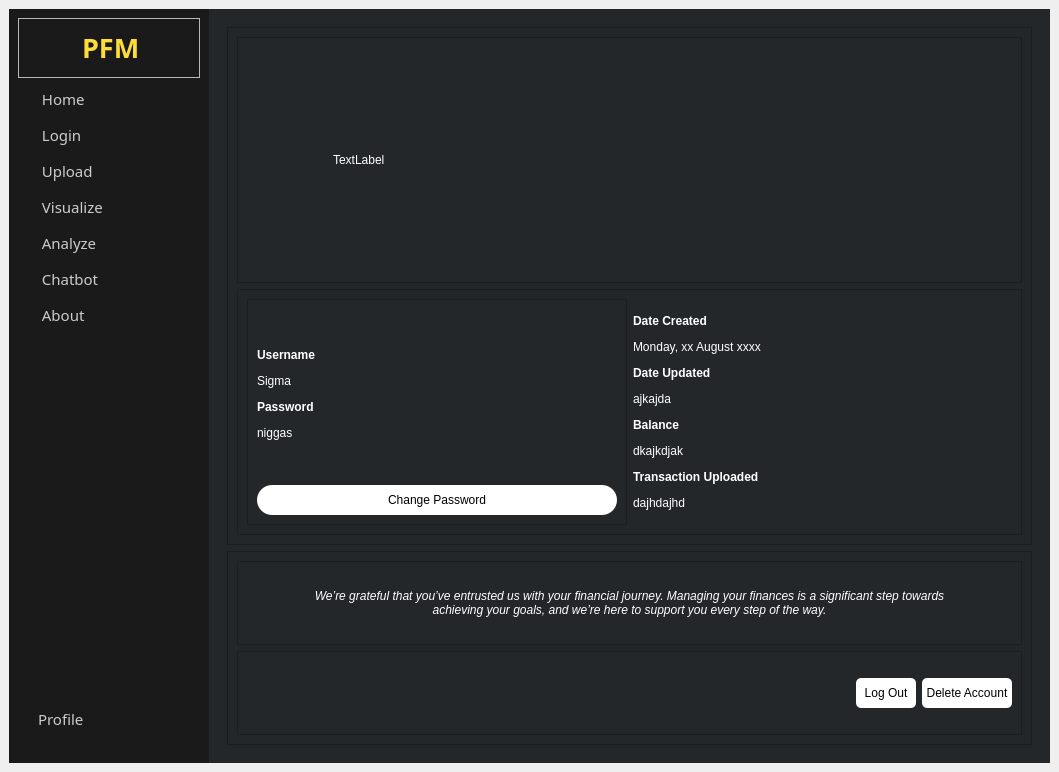
This is UI/Master.ui in AtlasCJr/pfm as Qt 5 draws it before an edit. The edited form follows.
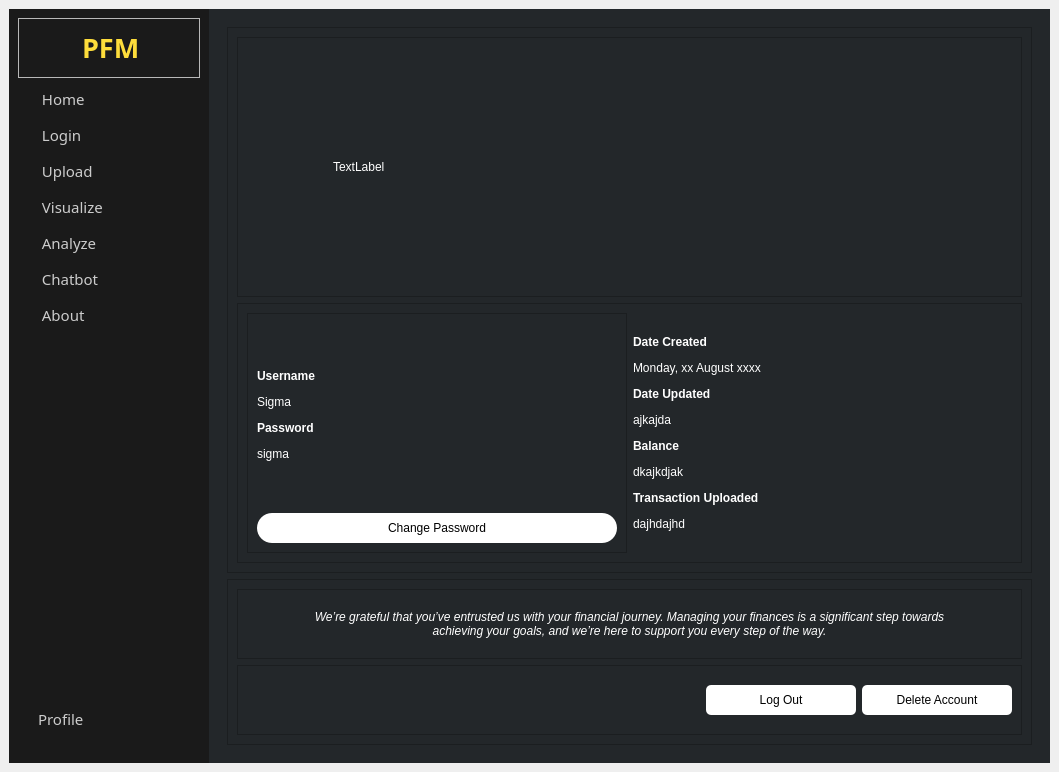
This is the edited form. The open tabs and pages were chosen to show the change. Icons and pictures are not drawn.

Diff of the .ui file:
```diff
--- a/UI/Master.ui
+++ b/UI/Master.ui
@@ -2572,7 +2572,7 @@
                     <item>
                      <widget class="QLabel" name="PF_usernamePassword">
                       <property name="text">
-                       <string>&lt;html&gt;&lt;head/&gt;&lt;body&gt;&lt;p&gt;&lt;span style=&quot; font-weight:600;&quot;&gt;Username&lt;/span&gt;&lt;/p&gt;&lt;p&gt;Sigma&lt;/p&gt;&lt;p&gt;&lt;span style=&quot; font-weight:600;&quot;&gt;Password&lt;/span&gt;&lt;/p&gt;&lt;p&gt;niggas&lt;/p&gt;&lt;/body&gt;&lt;/html&gt;</string>
+                       <string>&lt;html&gt;&lt;head/&gt;&lt;body&gt;&lt;p&gt;&lt;span style=&quot; font-weight:600;&quot;&gt;Username&lt;/span&gt;&lt;/p&gt;&lt;p&gt;Sigma&lt;/p&gt;&lt;p&gt;&lt;span style=&quot; font-weight:600;&quot;&gt;Password&lt;/span&gt;&lt;/p&gt;&lt;p&gt;sigma&lt;/p&gt;&lt;/body&gt;&lt;/html&gt;</string>
                       </property>
                      </widget>
                     </item>
@@ -2737,7 +2737,7 @@
                    </property>
                    <property name="minimumSize">
                     <size>
-                     <width>60</width>
+                     <width>150</width>
                      <height>30</height>
                     </size>
                    </property>
@@ -2756,7 +2756,7 @@
                   <widget class="QPushButton" name="PF_deleteAccount">
                    <property name="minimumSize">
                     <size>
-                     <width>90</width>
+                     <width>150</width>
                      <height>30</height>
                     </size>
                    </property>
```
Left out of the diff: 14 changed lines with no effect on the pictures.
